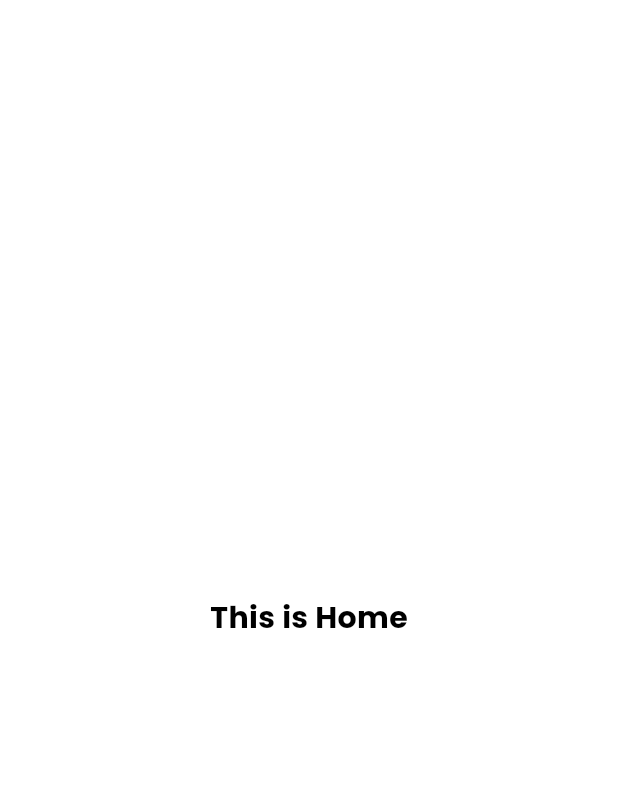
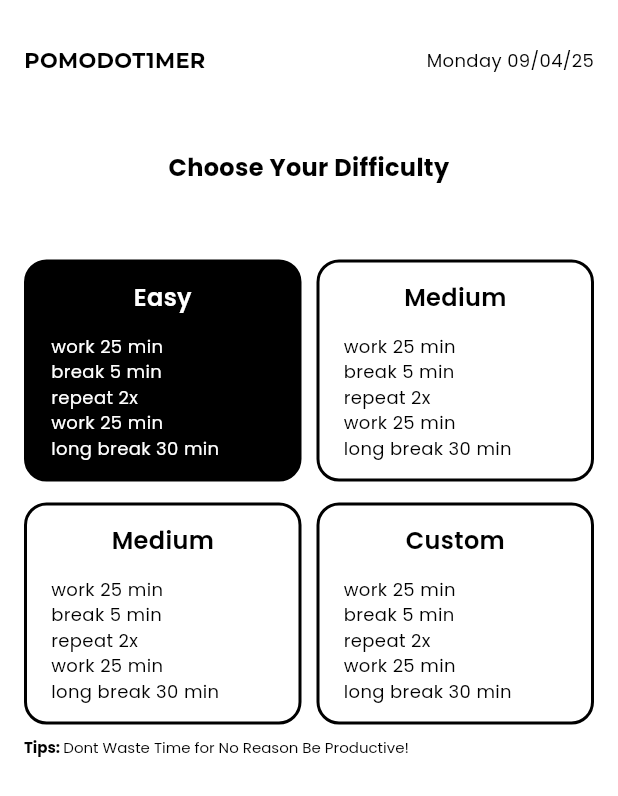
Before and after one commit to southampere28/pomodotimer, a Flutter app: the HomePage screen opened directly, on a phone screen of 412 x 824 dp. Shown: the top 796 px of the screen. Run offline on Flutter 3.47's test engine with Material 3 defaults, Android fonts, the phone set to English and light mode, and no system bars; our stand-ins replace fluttertoast, google_fonts.

Commit message:
feat: Create UI for Home Page Menu

```diff
--- a/lib/pages/home_page.dart
+++ b/lib/pages/home_page.dart
@@ -1,16 +1,175 @@
 import 'package:flutter/material.dart';
+import 'package:fluttertoast/fluttertoast.dart';
 import 'package:pomodotimer/theme.dart';
+import 'package:intl/intl.dart';
+import 'package:pomodotimer/widgets/cardlevel_widget.dart';
 
-class HomePage extends StatelessWidget {
+class HomePage extends StatefulWidget {
   const HomePage({super.key});
 
   @override
+  State<HomePage> createState() => _HomePageState();
+}
+
+class _HomePageState extends State<HomePage> {
+  int menuActive = 0;
+
+  @override
   Widget build(BuildContext context) {
-    return Scaffold(
-      backgroundColor: Colors.white,
-      body: Center(
-        child: Text('This is Home',
-            style: primaryTextStyle.copyWith(fontSize: 20, fontWeight: bold)),
+    // var format = DateFormat.yMd('id');
+    // var dateString = format.format(DateTime.now());
+
+    return SafeArea(
+      child: Scaffold(
+        backgroundColor: Colors.white,
+        body: Container(
+          height: MediaQuery.of(context).size.height,
+          padding: const EdgeInsets.symmetric(horizontal: 16),
+          child: Column(
+            crossAxisAlignment: CrossAxisAlignment.start,
+            children: [
+              // header
+              Container(
+                  margin: const EdgeInsets.only(top: 30),
+                  child: Row(
+                    mainAxisAlignment: MainAxisAlignment.spaceBetween,
+                    children: [
+                      Text(
+                        "POMODOT1MER",
+                        style: titleTextStyle.copyWith(
+                            fontSize: 14, fontWeight: bold),
+                      ),
+                      Text('Monday 09/04/25',
+                          style: primaryTextStyle.copyWith(
+                              fontSize: 12, fontWeight: regular)),
+                    ],
+                  )),
+              Container(
+                width: double.infinity,
+                margin: const EdgeInsets.only(top: 50, bottom: 50),
+                child: Text(
+                  'Choose Your Difficulty',
+                  style:
+                      primaryTextStyle.copyWith(fontSize: 16, fontWeight: bold),
+                  textAlign: TextAlign.center,
+                ),
+              ),
+              Row(
+                children: [
+                  Expanded(
+                    child: GestureDetector(
+                      onTap: () {
+                        setState(() {
+                          menuActive = 0;
+                        });
+                      },
+                      child: CardLevel(
+                        title: 'Easy',
+                        arrayContent: const [
+                          "work 25 min",
+                          "break 5 min",
+                          "repeat 2x",
+                          "work 25 min",
+                          "long break 30 min"
+                        ],
+                        isActive: menuActive == 0,
+                      ),
+                    ),
+                  ),
+                  const SizedBox(
+                    width: 10,
+                  ),
+                  Expanded(
+                    child: GestureDetector(
+                      onTap: () {
+                        setState(() {
+                          menuActive = 1;
+                        });
+                      },
+                      child: CardLevel(
+                        title: 'Medium',
+                        arrayContent: const [
+                          "work 25 min",
+                          "break 5 min",
+                          "repeat 2x",
+                          "work 25 min",
+                          "long break 30 min"
+                        ],
+                        isActive: menuActive == 1,
+                      ),
+                    ),
+                  ),
+                ],
+              ),
+              const SizedBox(
+                height: 14,
+              ),
+              Row(
+                children: [
+                  Expanded(
+                    child: GestureDetector(
+                      onTap: () {
+                        setState(() {
+                          menuActive = 2;
+                        });
+                      },
+                      child: CardLevel(
+                        title: 'Medium',
+                        arrayContent: const [
+                          "work 25 min",
+                          "break 5 min",
+                          "repeat 2x",
+                          "work 25 min",
+                          "long break 30 min"
+                        ],
+                        isActive: menuActive == 2,
+                      ),
+                    ),
+                  ),
+                  SizedBox(
+                    width: 10,
+                  ),
+                  Expanded(
+                    child: GestureDetector(
+                      onTap: () {
+                        setState(() {
+                          menuActive = 3;
+                        });
+                      },
+                      child: CardLevel(
+                        title: 'Custom',
+                        arrayContent: const [
+                          "work 25 min",
+                          "break 5 min",
+                          "repeat 2x",
+                          "work 25 min",
+                          "long break 30 min"
+                        ],
+                        isActive: menuActive == 3,
+                      ),
+                    ),
+                  ),
+                ],
+              ),
+              const SizedBox(
+                height: 8,
+              ),
+              RichText(
+                text: TextSpan(
+                  text: 'Tips: ',
+                  style:
+                      primaryTextStyle.copyWith(fontSize: 10, fontWeight: bold),
+                  children: [
+                    TextSpan(
+                        text: 'Dont Waste Time for No Reason Be Productive!',
+                        style: primaryTextStyle.copyWith(
+                            fontSize: 10, fontWeight: regular)),
+                  ],
+                ),
+              )
+            ],
+          ),
+        ),
       ),
     );
   }
```
